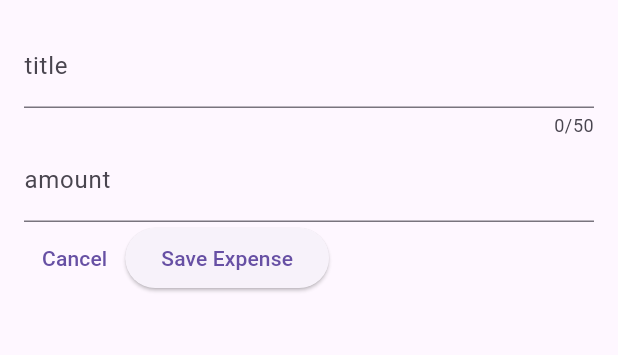
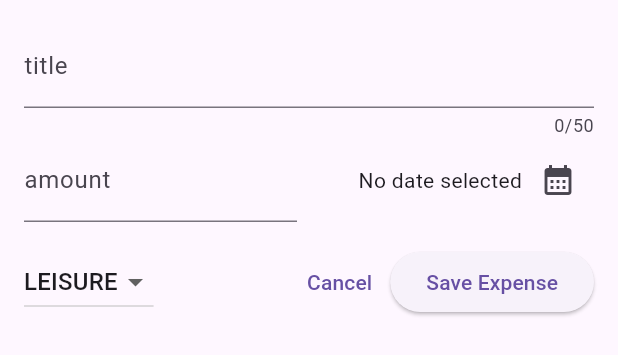
Before and after one commit to sujalraj00/Expense-Tracker-App, a Flutter app: the NewExpense widget shown alone on an empty page, opened directly, on a phone screen of 412 x 824 dp. Shown: the top 355 px of the screen. Run offline on Flutter 3.47's test engine with Material 3 defaults, Android fonts, the phone set to English and light mode, and no system bars.

```diff
--- a/lib/widgets/new_expense.dart
+++ b/lib/widgets/new_expense.dart
@@ -1,4 +1,7 @@
 import 'package:flutter/material.dart';
+import 'package:flutter/widgets.dart';
+
+import 'package:expense_tracker/models/expense.dart';
 
 class NewExpense extends StatefulWidget{
   const NewExpense({super.key});
@@ -12,7 +15,31 @@ class NewExpense extends StatefulWidget{
 class _NewExpenseState extends State<NewExpense>{
   final _titleController = TextEditingController();
   final _amountController = TextEditingController();
+  DateTime ? _selectedDate;
+  Category _selectedCategory = Category.leisure;
 
+void _presentDatePicker () async{
+  final now = DateTime.now();
+  final firstDate = DateTime(now.year-1, now.month, now.day);
+   final pickedDate = await showDatePicker(
+    context: context,
+    initialDate: now,
+    firstDate: firstDate,
+    lastDate: now
+    );
+  //print(pickedDate);               // this line will be executed once we get the value in pickedDate since await keyword tells flutter to wait until the value is available
+  setState(() {
+    _selectedDate =  pickedDate;
+  });
+
+}
+
+void _submitExpenseData(){
+  final enteredAmount =   double.tryParse(_amountController.text); //it converts string to double if it is able to convert or returns null
+  if(_titleController.text.trim().isEmpty){
+    // show error message
+  }
+}
 
   @override
   void dispose() {
@@ -34,7 +61,10 @@ class _NewExpenseState extends State<NewExpense>{
               label: Text('title')
             ),
           ),
-          TextField(
+          Row(
+            children: [
+             Expanded(
+              child: TextField(
             controller: _amountController,
             keyboardType: TextInputType.number,
             decoration: const InputDecoration(
@@ -42,8 +72,41 @@ class _NewExpenseState extends State<NewExpense>{
               label: Text('amount'),
             ),
           ),
+          ),
+          SizedBox(width: 16,),
+          Expanded(
+            child : Row(
+              mainAxisAlignment: MainAxisAlignment.end,
+              crossAxisAlignment: CrossAxisAlignment.center,
+              children: [
+               Text(_selectedDate == null?'No date selected' : formatter.format(_selectedDate!)),  // here we use ! to force dart to assume that this will not be null
+              IconButton(
+                onPressed: _presentDatePicker,
+                icon: const Icon(Icons.calendar_month))
+            ],
+            )
+
+          )
+            ],
+          ),
+          const SizedBox(height: 16,),
           Row(
             children: [
+              DropdownButton(
+                value: _selectedCategory,
+                items: Category.values.map((category) => DropdownMenuItem(
+                  value: category,
+                  child: Text(category.name.toUpperCase()))
+                 ).toList(),
+               onChanged: (value){
+                if(value == null){
+                  return;
+                }
+                setState(() {
+                  _selectedCategory = value;
+                });
+               }),
+              const Spacer(),
             TextButton(
               onPressed: (){
                 Navigator.pop(context);
```
